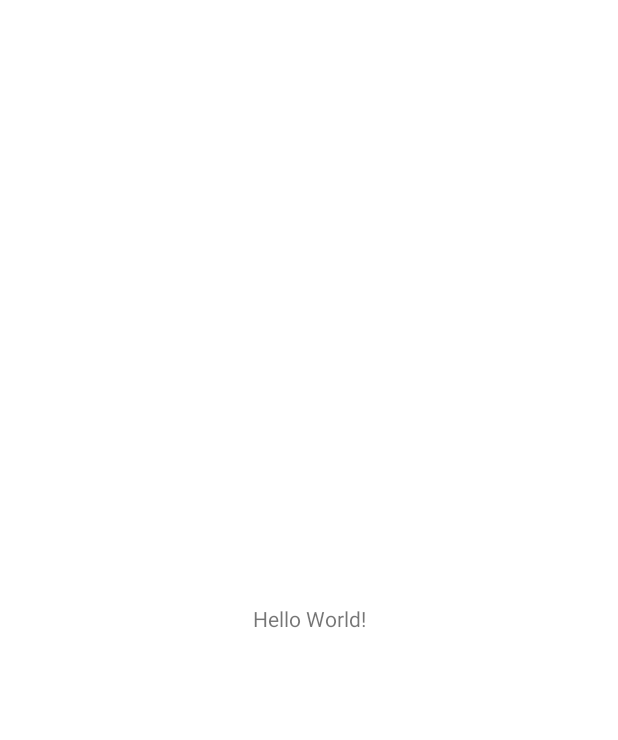
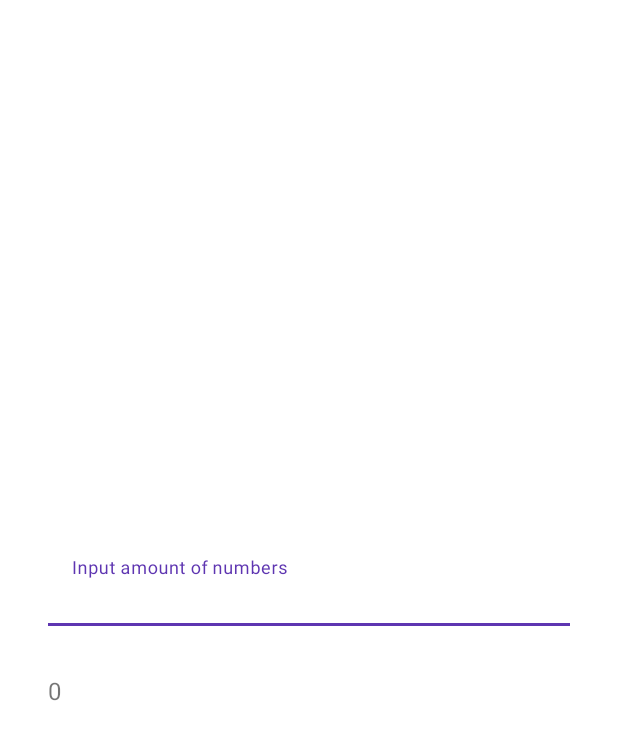
Before and after one commit to setnameinc/PiNumber, an Android app: the screen it shows after launch (MainActivity), on a phone screen of 412 x 824 dp. Before the commit the part shown is almost empty. Shown: the top 740 px of the screen. Run offline under Robolectric (Android 15) with nearby library versions, the phone set to English and light mode, and no system bars; our stand-ins replace Dagger/Hilt's generated code, RxJava; 2 statements that could not run were skipped.

```diff
--- /dev/null
+++ b/app/src/main/java/com/setnameinc/pinumber/App.kt
@@ -0,0 +1,24 @@
+package com.setnameinc.pinumber
+
+import android.app.Application
+import com.setnameinc.pinumber.di.AppComponent
+import com.setnameinc.pinumber.di.DaggerAppComponent
+
+class App : Application() {
+
+    override fun onCreate() {
+        super.onCreate()
+
+        appComponent = DaggerAppComponent
+            .builder()
+            .build()
+
+    }
+
+    companion object{
+
+        lateinit var appComponent: AppComponent
+
+    }
+
+}
--- a/app/src/main/java/com/setnameinc/pinumber/MainActivity.kt
+++ /dev/null
@@ -1,15 +0,0 @@
-package com.setnameinc.pinumber
-
-import androidx.appcompat.app.AppCompatActivity
-import android.os.Bundle
-
-class MainActivity : AppCompatActivity() {
-
-    override fun onCreate(savedInstanceState: Bundle?) {
-        super.onCreate(savedInstanceState)
-        setContentView(R.layout.activity_main)
-    }
-
-
-
-}
--- /dev/null
+++ b/app/src/main/java/com/setnameinc/pinumber/common/BaseMainActivity.kt
@@ -0,0 +1,32 @@
+package com.setnameinc.pinumber.common
+
+import android.os.Bundle
+import androidx.appcompat.app.AppCompatActivity
+import com.setnameinc.pinumber.ui.MainActivityView
+
+abstract class BaseMainActivity : AppCompatActivity(), MainActivityView {
+
+    protected abstract fun getPresenter(): BasePresenter<*>
+    protected abstract fun inject()
+
+    override fun onCreate(savedInstanceState: Bundle?) {
+
+        inject()
+        getPresenter().view = this
+
+        super.onCreate(savedInstanceState)
+
+
+    }
+
+    override fun onStart() {
+        super.onStart()
+        getPresenter().onStart()
+    }
+
+    override fun onStop() {
+        super.onStop()
+        getPresenter().onStop()
+    }
+
+}
--- /dev/null
+++ b/app/src/main/java/com/setnameinc/pinumber/common/BaseMainActivityPresenter.kt
@@ -0,0 +1,3 @@
+package com.setnameinc.pinumber.common
+
+abstract class BaseMainActivityPresenter<View : BaseView> : BasePresenter<View>()
--- /dev/null
+++ b/app/src/main/java/com/setnameinc/pinumber/common/BasePresenter.java
@@ -0,0 +1,18 @@
+package com.setnameinc.pinumber.common;
+
+public abstract class BasePresenter<View> {
+
+    private View view;
+
+    public View getView() {
+        return view;
+    }
+
+    public void setView(View view) {
+        this.view = view;
+    }
+
+    public abstract void onStart();
+    public abstract void onStop();
+
+}
--- /dev/null
+++ b/app/src/main/java/com/setnameinc/pinumber/common/BaseView.kt
@@ -0,0 +1,7 @@
+package com.setnameinc.pinumber.common
+
+interface BaseView {
+
+
+
+}
--- /dev/null
+++ b/app/src/main/java/com/setnameinc/pinumber/di/AppComponent.kt
@@ -0,0 +1,13 @@
+package com.setnameinc.pinumber.di
+
+import com.setnameinc.pinumber.ui.MainActivity
+import dagger.Component
+import javax.inject.Singleton
+
+@Singleton
+@Component(modules = [ViewModelModule::class])
+interface AppComponent{
+
+    fun inject(mainActivity: MainActivity)
+
+}
--- /dev/null
+++ b/app/src/main/java/com/setnameinc/pinumber/di/ViewModuleModule.kt
@@ -0,0 +1,37 @@
+package com.setnameinc.pinumber.di
+
+import androidx.lifecycle.ViewModel
+import androidx.lifecycle.ViewModelProvider
+import dagger.Binds
+import dagger.MapKey
+import dagger.Module
+import dagger.multibindings.IntoMap
+import javax.inject.Inject
+import javax.inject.Provider
+import javax.inject.Singleton
+import kotlin.reflect.KClass
+
+@Singleton
+class ViewModelFactory @Inject constructor(private val viewModels: MutableMap<Class<out ViewModel>, Provider<ViewModel>>) : ViewModelProvider.Factory {
+
+    override fun <T : ViewModel> create(modelClass: Class<T>): T = viewModels[modelClass]?.get() as T
+}
+
+@Target(AnnotationTarget.FUNCTION, AnnotationTarget.PROPERTY_GETTER, AnnotationTarget.PROPERTY_SETTER)
+@kotlin.annotation.Retention(AnnotationRetention.RUNTIME)
+@MapKey
+internal annotation class ViewModelKey(val value: KClass<out ViewModel>)
+
+@Module
+abstract class ViewModelModule {
+
+    @Binds
+    internal abstract fun bindViewModelFactory(factory: ViewModelFactory): ViewModelProvider.Factory
+
+    @Binds
+    @IntoMap
+    @ViewModelKey(com.setnameinc.pinumber.viewmodels.ViewModel::class)
+    internal abstract fun postListViewModel(viewModel: com.setnameinc.pinumber.viewmodels.ViewModel): ViewModel
+
+    //Add more ViewModels here
+}
--- /dev/null
+++ b/app/src/main/java/com/setnameinc/pinumber/presenter/MainActivityPresenter.kt
@@ -0,0 +1,104 @@
+package com.setnameinc.pinumber.presenter
+
+import com.setnameinc.pinumber.common.BaseMainActivityPresenter
+import com.setnameinc.pinumber.ui.MainActivityView
+import io.reactivex.Observable
+import io.reactivex.android.schedulers.AndroidSchedulers
+import io.reactivex.disposables.CompositeDisposable
+import io.reactivex.disposables.Disposable
+import io.reactivex.schedulers.Schedulers
+import io.reactivex.subjects.PublishSubject
+import java.lang.Math.sqrt
+import java.util.*
+import javax.inject.Inject
+import kotlin.math.pow
+
+class MainActivityPresenter @Inject constructor() : BaseMainActivityPresenter<MainActivityView>(),
+    MainActivityPresenterInterface {
+
+    private val disposeBag = CompositeDisposable()
+
+    private val amountOfNumbers = PublishSubject.create<Long>()
+
+    override fun updateAmountOfNumbers(long: Long) {
+
+        amountOfNumbers.onNext(long)
+
+    }
+
+    override fun subscribeToAmountOfNumbers(): Disposable = amountOfNumbers
+        .subscribeOn(Schedulers.io())
+        .subscribe {
+
+            disposeBag.add(calculateInBackground(it))
+
+        }
+
+    override fun calculateInBackground(long: Long): Disposable =
+        Observable.just(long)
+            .flatMap { Observable.fromCallable { calculate(it) } }
+            .subscribeOn(Schedulers.io())
+            .observeOn(AndroidSchedulers.mainThread())
+            .doOnSubscribe{view.showProgressBar()}
+            .doOnTerminate{view.hideProgressBar()}
+            .subscribe {
+
+                view.setResult(it)
+                view.showResult(it)
+
+            }
+
+    override fun calculate(long: Long): Double {
+
+        var countOfAll = 0
+        var countOfInRound = 0
+
+        for (i in 0..long) {
+
+            val randomX = Random().nextFloat()
+            val randomY = Random().nextFloat()
+
+            if (sqrt(randomX.toDouble().pow(2.toDouble()) + randomY.toDouble().pow(2.toDouble())) <= 1) {
+                countOfInRound++
+            }
+
+            countOfAll++
+
+        }
+
+        return 4.toDouble() * countOfInRound / countOfAll
+
+    }
+
+
+    override fun onStart() {
+
+        disposeBag.add(view.initEditTextListener())
+        disposeBag.add(subscribeToAmountOfNumbers())
+
+    }
+
+    override fun onStop() {
+
+        disposeBag.clear()
+
+    }
+
+
+}
+
+interface MainActivityPresenterInterface : MainActivityPresenterCalculator {
+
+    fun subscribeToAmountOfNumbers(): Disposable
+
+    fun updateAmountOfNumbers(long: Long)
+
+}
+
+interface MainActivityPresenterCalculator {
+
+    fun calculateInBackground(long: Long) : Disposable
+
+    fun calculate(long: Long): Double
+
+}
--- /dev/null
+++ b/app/src/main/java/com/setnameinc/pinumber/ui/MainActivity.kt
@@ -0,0 +1,154 @@
+package com.setnameinc.pinumber.ui
+
+import android.os.Bundle
+import android.util.Log
+import android.view.View
+import androidx.lifecycle.Observer
+import androidx.lifecycle.ViewModelProvider
+import androidx.lifecycle.ViewModelProviders
+import com.setnameinc.pinumber.App
+import com.setnameinc.pinumber.R
+import com.setnameinc.pinumber.common.BaseMainActivity
+import com.setnameinc.pinumber.common.BasePresenter
+import com.setnameinc.pinumber.common.BaseView
+import com.setnameinc.pinumber.presenter.MainActivityPresenter
+import com.setnameinc.pinumber.utils.constants.ViewModel.RESULT_DEFAULT_VALUE
+import com.setnameinc.pinumber.utils.rxutils.RxSearchObservable
+import com.setnameinc.pinumber.viewmodels.ViewModel
+import io.reactivex.android.schedulers.AndroidSchedulers
+import io.reactivex.disposables.Disposable
+import io.reactivex.schedulers.Schedulers
+import kotlinx.android.synthetic.main.activity_main.*
+import java.util.concurrent.TimeUnit
+import javax.inject.Inject
+
+class MainActivity : BaseMainActivity() {
+
+    private val TAG = this::class.java.simpleName
+
+    @Inject
+    lateinit var mainActivityPresenter: MainActivityPresenter
+
+    @Inject
+    lateinit var viewModelFactory: ViewModelProvider.Factory
+
+    override fun inject() {
+        App.appComponent.inject(this)
+    }
+
+    override fun getPresenter(): BasePresenter<*> = mainActivityPresenter
+
+    lateinit var viewModel: ViewModel
+
+    private var isRestored = false
+
+    override fun onCreate(savedInstanceState: Bundle?) {
+
+        super.onCreate(savedInstanceState)
+        setContentView(R.layout.activity_main)
+
+        viewModel = ViewModelProviders.of(this, viewModelFactory)[ViewModel::class.java]
+
+        restoreViewModel()
+        initResultListener()
+
+    }
+
+    private fun restoreViewModel() {
+
+        if (viewModel.result != RESULT_DEFAULT_VALUE) {
+
+            Log.i(TAG, "Restore | restored")
+
+            showResult(viewModel.result)
+
+            isRestored = true
+
+        } else {
+
+            isRestored = false
+
+        }
+
+    }
+
+    override fun initResultListener() {
+
+        viewModel.amount.observe(this, Observer {
+
+            Log.i(TAG, "ResultListener | observer invoked")
+
+            //dirty
+            if (!isRestored) {
+
+                mainActivityPresenter.updateAmountOfNumbers(it)
+
+
+            }
+
+        })
+
+    }
+
+    override fun initEditTextListener(): Disposable = RxSearchObservable.fromView(activity_main__til_field)
+        .debounce(1500, TimeUnit.MILLISECONDS)
+        .distinctUntilChanged()
+        .subscribeOn(Schedulers.io())
+        .observeOn(AndroidSchedulers.mainThread())
+        .subscribe {
+
+            if (it.isNotEmpty()) {
+
+                if (viewModel.amount.value != it.toLong()) {
+
+                    Log.i(TAG, "EditorListener | non equals")
+
+                    isRestored = false
+
+                    viewModel.amount.value = it.toLong()
+
+                }
+
+            }
+
+        }
+
+    override fun showResult(result: Double) {
+
+        activity_main__result_field.text = "$result"
+
+    }
+
+    override fun setResult(result: Double) {
+
+        viewModel.result = result
+
+    }
+
+    override fun hideProgressBar() {
+
+        activity_main__pb.visibility = View.INVISIBLE
+
+    }
+
+    override fun showProgressBar() {
+
+        activity_main__pb.visibility = View.VISIBLE
+
+    }
+
+}
+
+interface MainActivityView : BaseView {
+
+    fun initEditTextListener(): Disposable
+    fun initResultListener()
+
+    fun showResult(result: Double)
+
+    fun showProgressBar()
+    fun hideProgressBar()
+
+    fun setResult(result: Double)
+
+}
--- /dev/null
+++ b/app/src/main/java/com/setnameinc/pinumber/utils/constants/Constants.kt
@@ -0,0 +1,5 @@
+package com.setnameinc.pinumber.utils.constants
+
+object ViewModel {
+    const val RESULT_DEFAULT_VALUE = 1.toDouble()
+}
--- /dev/null
+++ b/app/src/main/java/com/setnameinc/pinumber/viewmodels/ViewModel.kt
@@ -0,0 +1,13 @@
+package com.setnameinc.pinumber.viewmodels
+
+import androidx.lifecycle.MutableLiveData
+import androidx.lifecycle.ViewModel
+import com.setnameinc.pinumber.utils.constants.ViewModel.RESULT_DEFAULT_VALUE
+import javax.inject.Inject
+
+class ViewModel @Inject constructor() : ViewModel(){
+
+    val amount:MutableLiveData<Long> = MutableLiveData()
+    var result:Double = RESULT_DEFAULT_VALUE
+
+}
--- a/app/src/main/res/layout/activity_main.xml
+++ b/app/src/main/res/layout/activity_main.xml
@@ -1,19 +1,79 @@
 <?xml version="1.0" encoding="utf-8"?>
-<androidx.constraintlayout.widget.ConstraintLayout
-        xmlns:android="http://schemas.android.com/apk/res/android"
-        xmlns:tools="http://schemas.android.com/tools"
-        xmlns:app="http://schemas.android.com/apk/res-auto"
-        android:layout_width="match_parent"
-        android:layout_height="match_parent"
-        tools:context=".MainActivity">
+<androidx.constraintlayout.widget.ConstraintLayout xmlns:android="http://schemas.android.com/apk/res/android"
+    xmlns:app="http://schemas.android.com/apk/res-auto"
+    xmlns:tools="http://schemas.android.com/tools"
+    android:layout_width="match_parent"
+    android:layout_height="match_parent"
+    tools:context=".ui.MainActivity">
+
+    <View
+        android:id="@+id/view"
+        android:layout_width="0dp"
+        android:layout_height="0dp"
+        android:layout_marginStart="8dp"
+        android:layout_marginTop="8dp"
+        android:layout_marginEnd="8dp"
+        android:layout_marginBottom="8dp"
+        app:layout_constraintBottom_toTopOf="@+id/guideline"
+        app:layout_constraintEnd_toEndOf="parent"
+        app:layout_constraintStart_toStartOf="parent"
+        app:layout_constraintTop_toTopOf="parent" />
+
+    <com.google.android.material.textfield.TextInputLayout
+        android:id="@+id/activity_main__til_layout"
+        android:layout_width="0dp"
+        android:layout_height="wrap_content"
+        android:layout_marginStart="32dp"
+        android:layout_marginTop="32dp"
+        android:layout_marginEnd="32dp"
+        app:layout_constraintEnd_toEndOf="parent"
+        app:layout_constraintStart_toStartOf="parent"
+        app:layout_constraintTop_toTopOf="@+id/guideline">
+
+        <com.google.android.material.textfield.TextInputEditText
+            android:id="@+id/activity_main__til_field"
+            android:layout_width="match_parent"
+            android:layout_height="wrap_content"
+            android:background="@android:color/transparent"
+            android:hint="Input amount of numbers"
+            android:inputType="number"
+            android:maxLength="9" />
+
+    </com.google.android.material.textfield.TextInputLayout>
+
+    <androidx.constraintlayout.widget.Guideline
+        android:id="@+id/guideline"
+        android:layout_width="wrap_content"
+        android:layout_height="wrap_content"
+        android:orientation="horizontal"
+        app:layout_constraintGuide_percent="0.4" />
 
     <TextView
-            android:layout_width="wrap_content"
-            android:layout_height="wrap_content"
-            android:text="Hello World!"
-            app:layout_constraintBottom_toBottomOf="parent"
-            app:layout_constraintLeft_toLeftOf="parent"
-            app:layout_constraintRight_toRightOf="parent"
-            app:layout_constraintTop_toTopOf="parent"/>
+        android:id="@+id/activity_main__result_field"
+        android:layout_width="0dp"
+        android:layout_height="wrap_content"
+        android:layout_marginStart="32dp"
+        android:layout_marginTop="32dp"
+        android:layout_marginEnd="32dp"
+        android:text="0"
+        android:textSize="16sp"
+        app:layout_constraintEnd_toEndOf="parent"
+        app:layout_constraintStart_toStartOf="parent"
+        app:layout_constraintTop_toBottomOf="@id/activity_main__til_layout" />
+
+    <ProgressBar
+        android:id="@+id/activity_main__pb"
+        android:layout_width="wrap_content"
+        android:layout_height="0dp"
+        android:layout_marginTop="16dp"
+        android:layout_marginEnd="8dp"
+        android:layout_marginBottom="16dp"
+        android:indeterminate="true"
+        android:indeterminateTint="@color/colorPrimary"
+        android:visibility="invisible"
+        app:layout_constraintBottom_toBottomOf="@+id/activity_main__til_layout"
+        app:layout_constraintEnd_toEndOf="@+id/activity_main__til_layout"
+        app:layout_constraintTop_toTopOf="@+id/activity_main__til_layout" />
+
 
 </androidx.constraintlayout.widget.ConstraintLayout>
--- a/app/src/main/res/values/colors.xml
+++ b/app/src/main/res/values/colors.xml
@@ -1,6 +1,6 @@
 <?xml version="1.0" encoding="utf-8"?>
 <resources>
-    <color name="colorPrimary">#008577</color>
+    <color name="colorPrimary">#5E35B1</color>
     <color name="colorPrimaryDark">#00574B</color>
     <color name="colorAccent">#D81B60</color>
 </resources>
--- a/app/src/main/res/values/styles.xml
+++ b/app/src/main/res/values/styles.xml
@@ -1,6 +1,7 @@
 <resources>
 
     <style name="AppTheme" parent="Theme.MaterialComponents.Light.NoActionBar">
+<item name="colorPrimary">@color/colorPrimary</item>
 
     </style>
 
```
Also changed, not shown: app/build.gradle (+11 -0 lines), app/src/main/AndroidManifest.xml (+7 -4 lines), app/src/main/java/com/setnameinc/pinumber/utils/rxutils/RxInputObservable.kt (added, +39 -0 lines).
